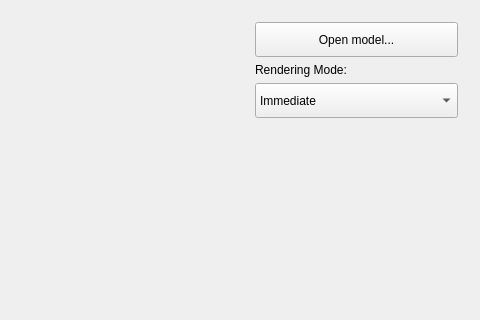
Qt form trunk/TexturesYOmbres/app/Principal.ui (mvm9289/va-qt2011) before a commit; both pictures show x 320 to 800 and y 0 to 320 of the 800 by 600 pixel window.
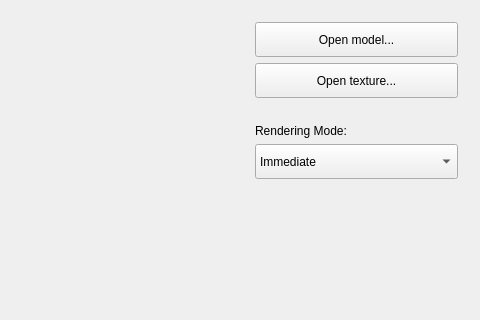
The same form after that commit. Custom widgets are drawn as their Qt base class.

Commit message: Open texture button added

```diff
--- a/trunk/TexturesYOmbres/app/Principal.ui
+++ b/trunk/TexturesYOmbres/app/Principal.ui
@@ -68,6 +68,41 @@
        </property>
       </widget>
      </item>
+     <item>
+      <widget class="QPushButton" name="pushButton_2" >
+       <property name="sizePolicy" >
+        <sizepolicy vsizetype="Minimum" hsizetype="Minimum" >
+         <horstretch>0</horstretch>
+         <verstretch>0</verstretch>
+        </sizepolicy>
+       </property>
+       <property name="minimumSize" >
+        <size>
+         <width>0</width>
+         <height>35</height>
+        </size>
+       </property>
+       <property name="text" >
+        <string>Open texture...</string>
+       </property>
+      </widget>
+     </item>
+     <item>
+      <spacer name="verticalSpacer" >
+       <property name="orientation" >
+        <enum>Qt::Vertical</enum>
+       </property>
+       <property name="sizeType" >
+        <enum>QSizePolicy::Minimum</enum>
+       </property>
+       <property name="sizeHint" stdset="0" >
+        <size>
+         <width>20</width>
+         <height>20</height>
+        </size>
+       </property>
+      </spacer>
+     </item>
      <item>
       <widget class="QLabel" name="label_2" >
        <property name="text" >
```
Left out of the diff: 22 changed lines with no effect on the pictures. The commit also changes 4 other files.
